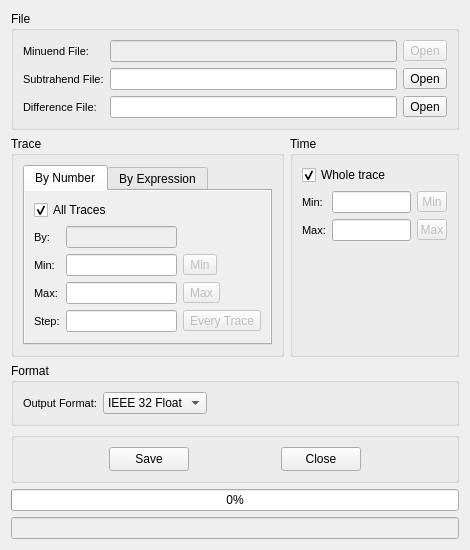
Qt form SeiSeeMp/diffdialog.ui (wangweiwei104/SeiSee) before a commit.
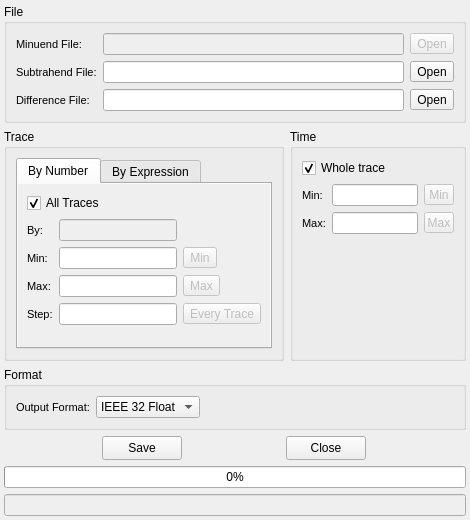
The same form after that commit. Icons and pictures are not drawn. Custom widgets are drawn as their Qt base class.

Diff of the .ui file:
```diff
--- a/SeiSeeMp/diffdialog.ui
+++ b/SeiSeeMp/diffdialog.ui
@@ -14,6 +14,18 @@
    <string>Difference</string>
   </property>
   <layout class="QVBoxLayout" name="verticalLayout_7">
+   <property name="leftMargin">
+    <number>4</number>
+   </property>
+   <property name="topMargin">
+    <number>4</number>
+   </property>
+   <property name="rightMargin">
+    <number>4</number>
+   </property>
+   <property name="bottomMargin">
+    <number>4</number>
+   </property>
    <item>
     <widget class="QGroupBox" name="groupBox_2">
      <property name="title">
@@ -635,11 +647,20 @@
     </widget>
    </item>
    <item>
-    <widget class="QGroupBox" name="groupBox_6">
-     <property name="title">
-      <string/>
-     </property>
+    <widget class="QFrame" name="frame_6">
      <layout class="QHBoxLayout" name="horizontalLayout_2">
+      <property name="leftMargin">
+       <number>0</number>
+      </property>
+      <property name="topMargin">
+       <number>0</number>
+      </property>
+      <property name="rightMargin">
+       <number>0</number>
+      </property>
+      <property name="bottomMargin">
+       <number>0</number>
+      </property>
       <item>
        <widget class="QToolButton" name="btnSave">
         <property name="minimumSize">
```
